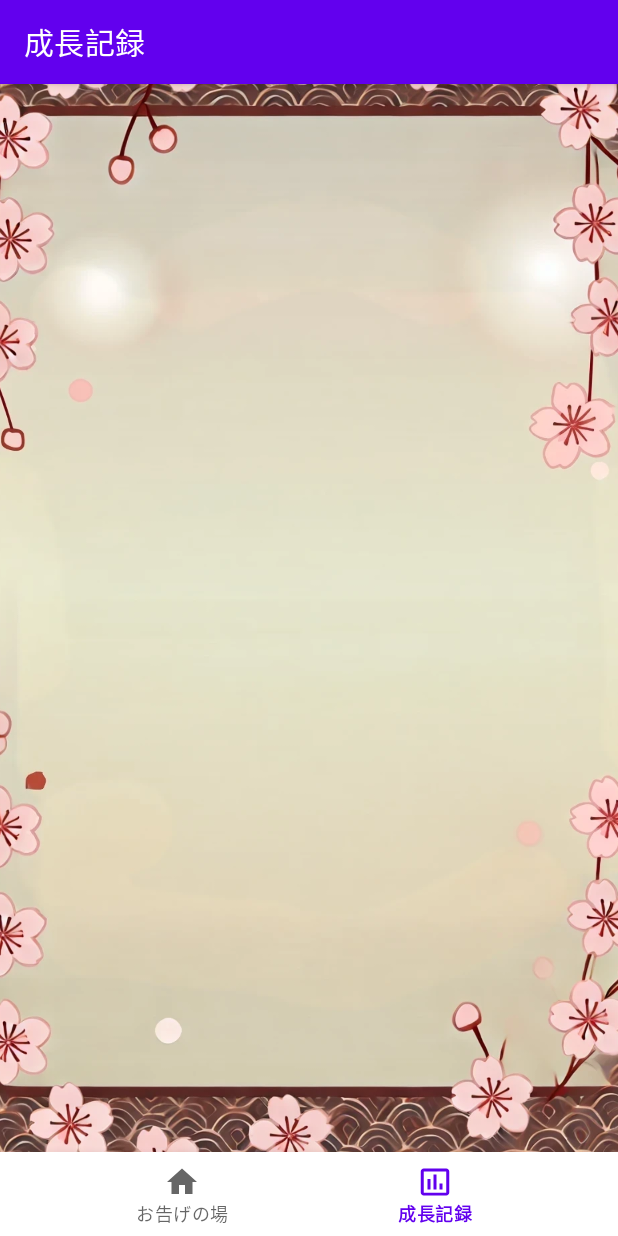
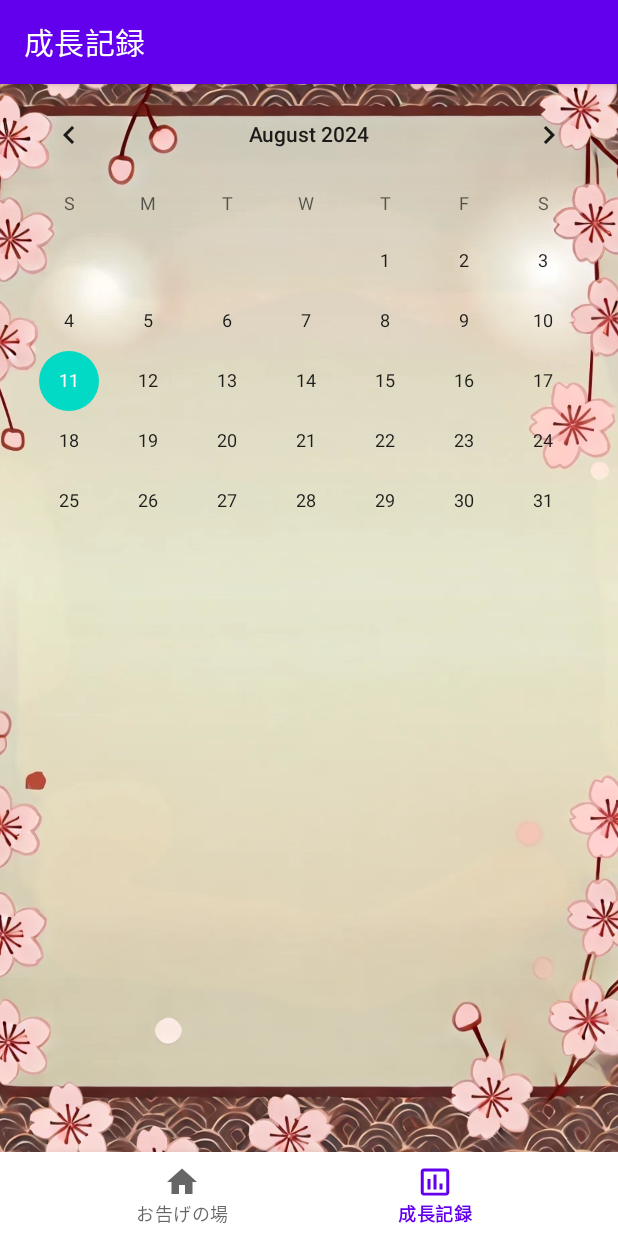
Before and after one commit to momoice/nekokami, an Android app: the DashboardFragment screen opened through its navigation route, on a phone screen of 412 x 824 dp. Run offline under Robolectric (Android 15) with nearby library versions, the phone set to English and light mode, and no system bars; our stand-ins replace navigation-ui.

Commit message:
画面編集 記録画面カレンダー(ver2)

```diff
--- a/app/src/main/java/com/example/nekokami/ui/dashboard/DashboardFragment.kt
+++ b/app/src/main/java/com/example/nekokami/ui/dashboard/DashboardFragment.kt
@@ -5,6 +5,7 @@ import android.os.Bundle
 import android.view.LayoutInflater
 import android.view.View
 import android.view.ViewGroup
+import android.widget.CalendarView
 import android.widget.TextView
 import androidx.fragment.app.Fragment
 import androidx.lifecycle.ViewModelProvider
@@ -28,28 +29,42 @@ class DashboardFragment : Fragment() {
         _binding = FragmentDashboardBinding.inflate(inflater, container, false)
         val root: View = binding.root
 
-        val textView: TextView = binding.textViewFeedbackList
-        textView.text = loadFeedbacks()
+        val calendarView: CalendarView = binding.calendarView
+        val selectedDateTextView: TextView = binding.textViewSelectedDate
+        val taskTextView: TextView = binding.textViewTask
+        val feedbackTextView: TextView = binding.textViewFeedback
+
+        calendarView.setOnDateChangeListener { view, year, month, dayOfMonth ->
+            val selectedDate = Calendar.getInstance().apply {
+                set(year, month, dayOfMonth)
+            }
+            val formattedDate = SimpleDateFormat("yyyy/MM/dd", Locale.getDefault()).format(selectedDate.time)
+            selectedDateTextView.text = formattedDate
+
+            val feedbackData = loadFeedbackForDate(formattedDate)
+            taskTextView.text = "課題: ${feedbackData?.task ?: ""}"
+            feedbackTextView.text = "感想: ${feedbackData?.feedback ?: ""}"
+        }
 
         return root
     }
 
-    private fun loadFeedbacks(): String {
+    private fun loadFeedbackForDate(date: String): FeedbackData? {
         val sharedPrefs = requireActivity().getPreferences(Context.MODE_PRIVATE)
-        val allFeedbacks = mutableListOf<String>()
+        val feedbackKey = "feedback_$date"
+        val feedback = sharedPrefs.getString(feedbackKey, null)
 
-        // 過去7日分の感想を取得
-        for (i in 0..6) {
-            val date = SimpleDateFormat("yyyyMMdd", Locale.getDefault()).format(Date(System.currentTimeMillis() - i * 24 * 60 * 60 * 1000))
-            val feedbackKey = "feedback_$date"
-            val feedback = sharedPrefs.getString(feedbackKey, null)
-            if (feedback != null) {
-                allFeedbacks.add(feedback)
-            }
+        return if (feedback != null) {
+            val parts = feedback.split("\n")
+            val task = parts[0]
+            val feedbackText = parts.drop(1).joinToString("\n")
+            FeedbackData(date, task, feedbackText)
+        } else {
+            null
         }
+    }
 
-        return allFeedbacks.joinToString("\n\n") // 感想を改行で結合
-    }
+    data class FeedbackData(val date: String, val task: String, val feedback: String)
 
     override fun onDestroyView() {
         super.onDestroyView()
--- a/app/src/main/res/layout/fragment_dashboard.xml
+++ b/app/src/main/res/layout/fragment_dashboard.xml
@@ -1,18 +1,46 @@
 <?xml version="1.0" encoding="utf-8"?>
-<androidx.constraintlayout.widget.ConstraintLayout
-    xmlns:android="http://schemas.android.com/apk/res/android"
+<androidx.constraintlayout.widget.ConstraintLayout xmlns:android="http://schemas.android.com/apk/res/android"
     xmlns:app="http://schemas.android.com/apk/res-auto"
     android:layout_width="match_parent"
     android:layout_height="match_parent">
 
+    <CalendarView
+        android:id="@+id/calendarView"
+        android:layout_width="0dp"
+        android:layout_height="wrap_content"
+        app:layout_constraintTop_toTopOf="parent"
+        app:layout_constraintStart_toStartOf="parent"
+        app:layout_constraintEnd_toEndOf="parent" />
+
     <TextView
-        android:id="@+id/textViewFeedbackList"
-        android:layout_width="0dp"
-        android:layout_height="0dp"
-        android:padding="16dp"
-        app:layout_constraintBottom_toBottomOf="parent"
-        app:layout_constraintEnd_toEndOf="parent"
+        android:id="@+id/textViewSelectedDate"
+        android:layout_width="wrap_content"
+        android:layout_height="wrap_content"
+        android:layout_marginTop="16dp"
+        android:textSize="18sp"
+        android:textStyle="bold"
+        app:layout_constraintTop_toBottomOf="@id/calendarView"
         app:layout_constraintStart_toStartOf="parent"
-        app:layout_constraintTop_toTopOf="parent" />
+        app:layout_constraintEnd_toEndOf="parent" />
+
+    <TextView
+        android:id="@+id/textViewTask"
+        android:layout_width="wrap_content"
+        android:layout_height="wrap_content"
+        android:layout_marginTop="8dp"
+        android:textSize="16sp"
+        app:layout_constraintTop_toBottomOf="@id/textViewSelectedDate"
+        app:layout_constraintStart_toStartOf="parent"
+        app:layout_constraintEnd_toEndOf="parent" />
+
+    <TextView
+        android:id="@+id/textViewFeedback"
+        android:layout_width="wrap_content"
+        android:layout_height="wrap_content"
+        android:layout_marginTop="8dp"
+        android:textSize="16sp"
+        app:layout_constraintTop_toBottomOf="@id/textViewTask"
+        app:layout_constraintStart_toStartOf="parent"
+        app:layout_constraintEnd_toEndOf="parent" />
 
 </androidx.constraintlayout.widget.ConstraintLayout>
```
